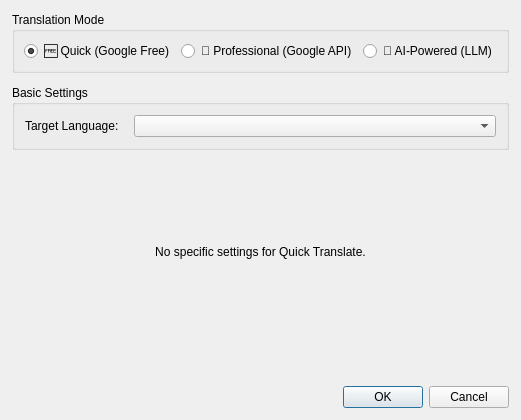
This is src/dialogs/settingsdialog.ui in kimgamerTV/NST-Ghost as Qt 5 draws it before an edit. The edited form follows.
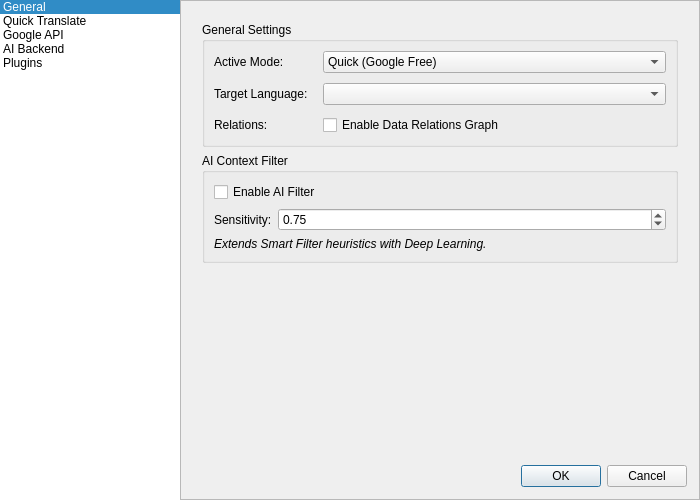
This is the edited form.

Commit message: feat: Reimplement settings dialog with sidebar navigation and add translation mode setting.

Diff of the .ui file:
```diff
--- a/src/dialogs/settingsdialog.ui
+++ b/src/dialogs/settingsdialog.ui
@@ -6,107 +6,234 @@
    <rect>
     <x>0</x>
     <y>0</y>
-    <width>480</width>
-    <height>420</height>
+    <width>700</width>
+    <height>500</height>
    </rect>
   </property>
   <property name="windowTitle">
    <string>Settings</string>
   </property>
-  <layout class="QVBoxLayout" name="verticalLayout">
+  <layout class="QHBoxLayout" name="horizontalLayout_main">
    <property name="spacing">
-    <number>12</number>
+    <number>0</number>
    </property>
    <property name="leftMargin">
-    <number>12</number>
+    <number>0</number>
    </property>
    <property name="topMargin">
-    <number>12</number>
+    <number>0</number>
    </property>
    <property name="rightMargin">
-    <number>12</number>
+    <number>0</number>
    </property>
    <property name="bottomMargin">
-    <number>12</number>
+    <number>0</number>
    </property>
    <item>
-    <widget class="QGroupBox" name="translationModeGroupBox">
-     <property name="title">
-      <string>Translation Mode</string>
+    <widget class="QListWidget" name="settingsListWidget">
+     <property name="maximumSize">
+      <size>
+       <width>180</width>
+       <height>16777215</height>
+      </size>
      </property>
-     <layout class="QHBoxLayout" name="horizontalLayout_mode">
+     <property name="frameShape">
+      <enum>QFrame::NoFrame</enum>
+     </property>
+     <property name="currentRow">
+      <number>0</number>
+     </property>
       <item>
-       <widget class="QRadioButton" name="quickTranslateRadioButton">
         <property name="text">
-         <string>🆓 Quick (Google Free)</string>
-        </property>
-        <property name="checked">
-         <bool>true</bool>
-        </property>
-       </widget>
+       <string>General</string>
+      </property>
+     </item>
+     <item>
+      <property name="text">
+       <string>Quick Translate</string>
+      </property>
       </item>
       <item>
-       <widget class="QRadioButton" name="professionalTranslateRadioButton">
         <property name="text">
-         <string>🔑 Professional (Google API)</string>
-        </property>
-       </widget>
+       <string>Google API</string>
+      </property>
       </item>
       <item>
-       <widget class="QRadioButton" name="aiPoweredTranslateRadioButton">
         <property name="text">
-         <string>🤖 AI-Powered (LLM)</string>
-        </property>
-       </widget>
-      </item>
-     </layout>
+       <string>AI Backend</string>
+      </property>
+     </item>
+     <item>
+      <property name="text">
+       <string>Plugins</string>
+      </property>
+     </item>
     </widget>
    </item>
    <item>
-    <widget class="QGroupBox" name="basicSettingsGroupBox">
+    <widget class="QFrame" name="frame_content">
+     <property name="frameShape">
+      <enum>QFrame::StyledPanel</enum>
+     </property>
+     <property name="frameShadow">
+      <enum>QFrame::Raised</enum>
+     </property>
+     <layout class="QVBoxLayout" name="verticalLayout_content">
+      <property name="spacing">
+       <number>12</number>
+      </property>
+      <property name="leftMargin">
+       <number>12</number>
+      </property>
+      <property name="topMargin">
+       <number>12</number>
+      </property>
+      <property name="rightMargin">
+       <number>12</number>
+      </property>
+      <property name="bottomMargin">
+       <number>12</number>
+      </property>
+      <item>
+       <widget class="QStackedWidget" name="configStackedWidget">
+        <property name="currentIndex">
+         <number>0</number>
+        </property>
+        <!-- Page 0: General -->
+        <widget class="QWidget" name="page_general">
+         <layout class="QVBoxLayout" name="verticalLayout_general">
+          <item>
+           <widget class="QGroupBox" name="generalGroupBox">
      <property name="title">
-      <string>Basic Settings</string>
-     </property>
-     <layout class="QFormLayout" name="formLayout_basic">
+             <string>General Settings</string>
+            </property>
+            <layout class="QFormLayout" name="formLayout_general">
       <property name="horizontalSpacing">
        <number>15</number>
       </property>
       <property name="verticalSpacing">
        <number>10</number>
       </property>
-      <property name="leftMargin">
-       <number>10</number>
-      </property>
-      <property name="topMargin">
-       <number>10</number>
-      </property>
-      <property name="rightMargin">
-       <number>10</number>
-      </property>
-      <property name="bottomMargin">
-       <number>10</number>
-      </property>
       <item row="0" column="0">
+              <widget class="QLabel" name="activeModeLabel">
+               <property name="text">
+                <string>Active Mode:</string>
+               </property>
+              </widget>
+             </item>
+             <item row="0" column="1">
+              <widget class="QComboBox" name="translatorModeComboBox">
+               <item>
+                <property name="text">
+                 <string>Quick (Google Free)</string>
+                </property>
+               </item>
+               <item>
+                <property name="text">
+                 <string>Professional (Google API)</string>
+                </property>
+               </item>
+               <item>
+                <property name="text">
+                 <string>AI-Powered (LLM)</string>
+                </property>
+               </item>
+               <item>
+                <property name="text">
+                 <string>Plugins (Lua)</string>
+                </property>
+               </item>
+              </widget>
+             </item>
+             <item row="1" column="0">
        <widget class="QLabel" name="targetLanguageLabel">
-        <property name="toolTip">
-         <string>The language to translate into.</string>
-        </property>
         <property name="text">
          <string>Target Language:</string>
         </property>
        </widget>
       </item>
-      <item row="0" column="1">
+             <item row="1" column="1">
        <widget class="QComboBox" name="targetLanguageComboBox"/>
       </item>
+             <item row="2" column="0">
+              <widget class="QLabel" name="label_relations">
+               <property name="text">
+                <string>Relations:</string>
+               </property>
+              </widget>
+             </item>
+             <item row="2" column="1">
+              <widget class="QCheckBox" name="enableRelationsCheckBox">
+               <property name="text">
+                <string>Enable Data Relations Graph</string>
+               </property>
+              </widget>
+             </item>
      </layout>
     </widget>
    </item>
    <item>
-    <widget class="QStackedWidget" name="configStackedWidget">
-     <property name="currentIndex">
-      <number>0</number>
-     </property>
+           <widget class="QGroupBox" name="aiFilterGroupBox">
+            <property name="title">
+             <string>AI Context Filter</string>
+            </property>
+            <layout class="QFormLayout" name="formLayout_ai">
+             <item row="0" column="0" colspan="2">
+              <widget class="QCheckBox" name="enableAiFilterCheckBox">
+               <property name="text">
+                <string>Enable AI Filter</string>
+               </property>
+              </widget>
+             </item>
+             <item row="1" column="0">
+              <widget class="QLabel" name="label_ai_sensitivity">
+               <property name="text">
+                <string>Sensitivity:</string>
+               </property>
+              </widget>
+             </item>
+             <item row="1" column="1">
+              <widget class="QDoubleSpinBox" name="aiFilterThresholdSpinBox">
+               <property name="maximum">
+                <double>1.0</double>
+               </property>
+               <property name="singleStep">
+                <double>0.05</double>
+               </property>
+               <property name="value">
+                <double>0.75</double>
+               </property>
+              </widget>
+             </item>
+             <item row="2" column="0" colspan="2">
+              <widget class="QLabel" name="aiInfoLabel">
+               <property name="text">
+                <string>&lt;html&gt;&lt;head/&gt;&lt;body&gt;&lt;p&gt;&lt;span style=&quot; font-style:italic;&quot;&gt;Extends Smart Filter heuristics with Deep Learning.&lt;/span&gt;&lt;/p&gt;&lt;/body&gt;&lt;/html&gt;</string>
+               </property>
+               <property name="wordWrap">
+                <bool>true</bool>
+               </property>
+              </widget>
+             </item>
+            </layout>
+           </widget>
+          </item>
+          <item>
+           <spacer name="verticalSpacer_general">
+            <property name="orientation">
+             <enum>Qt::Vertical</enum>
+            </property>
+            <property name="sizeHint" stdset="0">
+             <size>
+              <width>20</width>
+              <height>40</height>
+             </size>
+            </property>
+           </spacer>
+          </item>
+         </layout>
+        </widget>
+        <!-- Page 1: Quick Translate -->
      <widget class="QWidget" name="page_quick">
       <layout class="QVBoxLayout" name="verticalLayout_quick">
        <item>
@@ -121,6 +248,7 @@
        </item>
       </layout>
      </widget>
+        <!-- Page 2: Professional (Google API) -->
      <widget class="QWidget" name="page_professional">
       <layout class="QFormLayout" name="formLayout_professional">
        <property name="horizontalSpacing">
@@ -129,23 +257,8 @@
        <property name="verticalSpacing">
         <number>10</number>
        </property>
-       <property name="leftMargin">
-        <number>10</number>
-       </property>
-       <property name="topMargin">
-        <number>10</number>
-       </property>
-       <property name="rightMargin">
-        <number>10</number>
-       </property>
-       <property name="bottomMargin">
-        <number>10</number>
-       </property>
        <item row="0" column="0">
         <widget class="QLabel" name="googleApiKeyLabel">
-         <property name="toolTip">
-          <string>Your Google Translate API key.</string>
-         </property>
          <property name="text">
           <string>API Key:</string>
          </property>
@@ -156,31 +269,17 @@
        </item>
       </layout>
      </widget>
+        <!-- Page 3: AI Backend -->
      <widget class="QWidget" name="page_ai_powered">
+         <layout class="QVBoxLayout" name="verticalLayout_ai">
+          <item>
+           <widget class="QGroupBox" name="llmProviderGroup">
+            <property name="title">
+             <string>LLM Provider Settings</string>
+            </property>
       <layout class="QFormLayout" name="formLayout_ai_powered">
-       <property name="horizontalSpacing">
-        <number>15</number>
-       </property>
-       <property name="verticalSpacing">
-        <number>10</number>
-       </property>
-       <property name="leftMargin">
-        <number>10</number>
-       </property>
-       <property name="topMargin">
-        <number>10</number>
-       </property>
-       <property name="rightMargin">
-        <number>10</number>
-       </property>
-       <property name="bottomMargin">
-        <number>10</number>
-       </property>
        <item row="0" column="0">
         <widget class="QLabel" name="llmProviderLabel">
-         <property name="toolTip">
-          <string>The LLM provider to use (e.g., OpenAI, Google AI).</string>
-         </property>
          <property name="text">
           <string>Provider:</string>
          </property>
@@ -202,9 +301,6 @@
        </item>
        <item row="1" column="0">
         <widget class="QLabel" name="llmApiKeyLabel">
-         <property name="toolTip">
-          <string>Your API key for the selected LLM provider.</string>
-         </property>
          <property name="text">
           <string>API Key:</string>
          </property>
@@ -215,9 +311,6 @@
        </item>
        <item row="2" column="0">
         <widget class="QLabel" name="llmModelLabel">
-         <property name="toolTip">
-          <string>The specific LLM model to use.</string>
-         </property>
          <property name="text">
           <string>Model:</string>
          </property>
@@ -253,12 +346,11 @@
        </item>
       </layout>
      </widget>
-    </widget>
    </item>
    <item>
-    <spacer name="verticalSpacer_bottom">
+           <spacer name="verticalSpacer_ai">
      <property name="orientation">
-      <enum>Qt::Orientation::Vertical</enum>
+             <enum>Qt::Vertical</enum>
      </property>
      <property name="sizeHint" stdset="0">
       <size>
@@ -267,15 +359,66 @@
       </size>
      </property>
     </spacer>
+          </item>
+         </layout>
+        </widget>
+        <!-- Page 4: Plugins -->
+        <widget class="QWidget" name="page_plugins">
+         <layout class="QHBoxLayout" name="horizontalLayout_plugins">
+          <item>
+           <widget class="QListWidget" name="pluginListWidget">
+            <property name="maximumSize">
+             <size>
+              <width>150</width>
+              <height>16777215</height>
+             </size>
+            </property>
+           </widget>
+          </item>
+          <item>
+           <layout class="QVBoxLayout" name="verticalLayout_plugins_right">
+            <item>
+             <widget class="QCheckBox" name="pluginEnabledCheckBox">
+              <property name="enabled">
+               <bool>false</bool>
+              </property>
+              <property name="text">
+               <string>Enable Plugin</string>
+              </property>
+             </widget>
+            </item>
+            <item>
+             <widget class="QScrollArea" name="pluginSettingsScrollArea">
+              <property name="widgetResizable">
+               <bool>true</bool>
+              </property>
+              <widget class="QWidget" name="pluginSettingsContainer">
+               <property name="geometry">
+                <rect>
+                 <x>0</x>
+                 <y>0</y>
+                 <width>256</width>
+                 <height>228</height>
+                </rect>
+               </property>
+               <layout class="QFormLayout" name="formLayout_plugins"/>
+              </widget>
+             </widget>
+            </item>
+           </layout>
+          </item>
+         </layout>
+        </widget>
+       </widget>
    </item>
    <item>
     <widget class="QDialogButtonBox" name="buttonBox">
-     <property name="orientation">
-      <enum>Qt::Orientation::Horizontal</enum>
-     </property>
      <property name="standardButtons">
-      <set>QDialogButtonBox::StandardButton::Cancel|QDialogButtonBox::StandardButton::Ok</set>
-     </property>
+         <set>QDialogButtonBox::Cancel|QDialogButtonBox::Ok</set>
+        </property>
+       </widget>
+      </item>
+     </layout>
     </widget>
    </item>
   </layout>
```
Left out of the diff: 27 changed lines with no effect on the pictures. Lines whose indentation alone changed are shown as unchanged. The commit also changes 2 other files.
